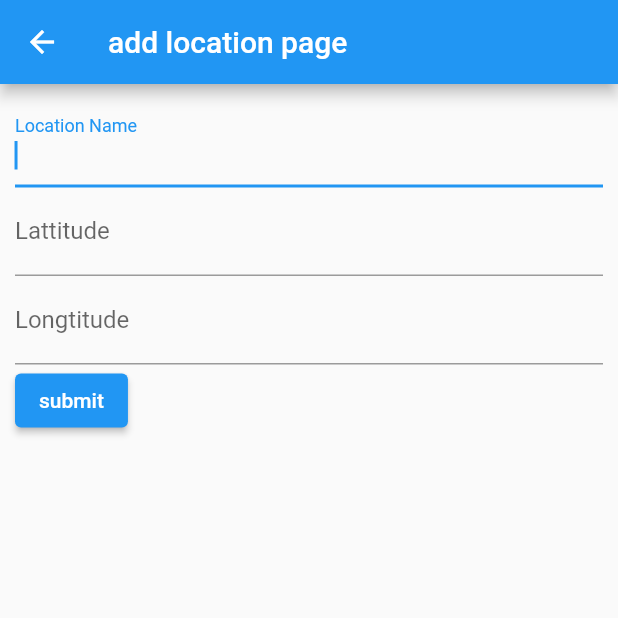
After one commit to popbobkok/Flutter_G1_Project, a Flutter app: the screen it shows after launch, after a tap on the "add" icon, on a phone screen of 412 x 824 dp, the top half of it. The commit adds this screen. Run offline on Flutter 3.47's test engine with Material 2 defaults, Android fonts, the phone set to English and light mode, and no system bars.

Commit message:
checkpoint 1

```diff
--- /dev/null
+++ b/project_g1/lib/screen/from_screen.dart
@@ -0,0 +1,57 @@
+import 'package:flutter/material.dart';
+import 'package:flutter/src/widgets/framework.dart';
+import 'package:flutter/src/widgets/placeholder.dart';
+import 'package:project_g1/model/Location.dart';
+
+class FromScreen extends StatefulWidget {
+  const FromScreen({super.key});
+
+  @override
+  State<FromScreen> createState() => _FromScreenState();
+}
+
+class _FromScreenState extends State<FromScreen> {
+  final nameController = TextEditingController();
+  final latController = TextEditingController();
+  final longController = TextEditingController();
+
+  @override
+  Widget build(BuildContext context) {
+    return Scaffold(
+      appBar: AppBar(title: const Text("add location page")),
+      body: Padding(
+        padding: const EdgeInsets.all(10.0),
+        child: Form(
+          child: Column(
+            crossAxisAlignment: CrossAxisAlignment.start,
+            children: [
+              TextField(
+                decoration: new InputDecoration(labelText: "Location Name"),
+                autofocus: true,
+                controller: nameController, //keep input data to this
+              ),
+              TextField(
+                decoration: new InputDecoration(labelText: "Lattitude"),
+                keyboardType: TextInputType.number,
+                controller: latController, //keep input data to this
+              ),
+              TextField(
+                decoration: new InputDecoration(labelText: "Longtitude"),
+                keyboardType: TextInputType.number,
+                controller: longController, //keep input data to this
+              ),
+              ElevatedButton(
+                child: Text("submit"),
+                onPressed: () {
+                  var name = nameController;
+                  var lat = latController;
+                  var long = longController;
+                },
+              )
+            ],
+          ),
+        ),
+      ),
+    );
+  }
+}
--- a/project_g1/lib/screen/home_screen.dart
+++ b/project_g1/lib/screen/home_screen.dart
@@ -2,6 +2,7 @@ import 'package:flutter/src/widgets/framework.dart';
 import 'package:flutter/src/widgets/placeholder.dart';
 import 'package:flutter/material.dart';
 import 'package:project_g1/providers/location_provider.dart';
+import 'package:project_g1/screen/from_screen.dart';
 import 'package:provider/provider.dart';
 import 'package:project_g1/model/Location.dart';
 
@@ -18,6 +19,16 @@ class _MyHomePageState extends State<MyHomePage> {
     return Scaffold(
         appBar: AppBar(
           title: Text("HomePage"),
+          actions: [
+            IconButton(
+              icon: Icon(Icons.add),
+              onPressed: () {
+                Navigator.push(context, MaterialPageRoute(builder: (context) {
+                  return FromScreen();
+                }));
+              },
+            )
+          ],
         ),
         body: Consumer(builder: (context, LocationProvider provider, child) {
           return ListView.builder(
```
